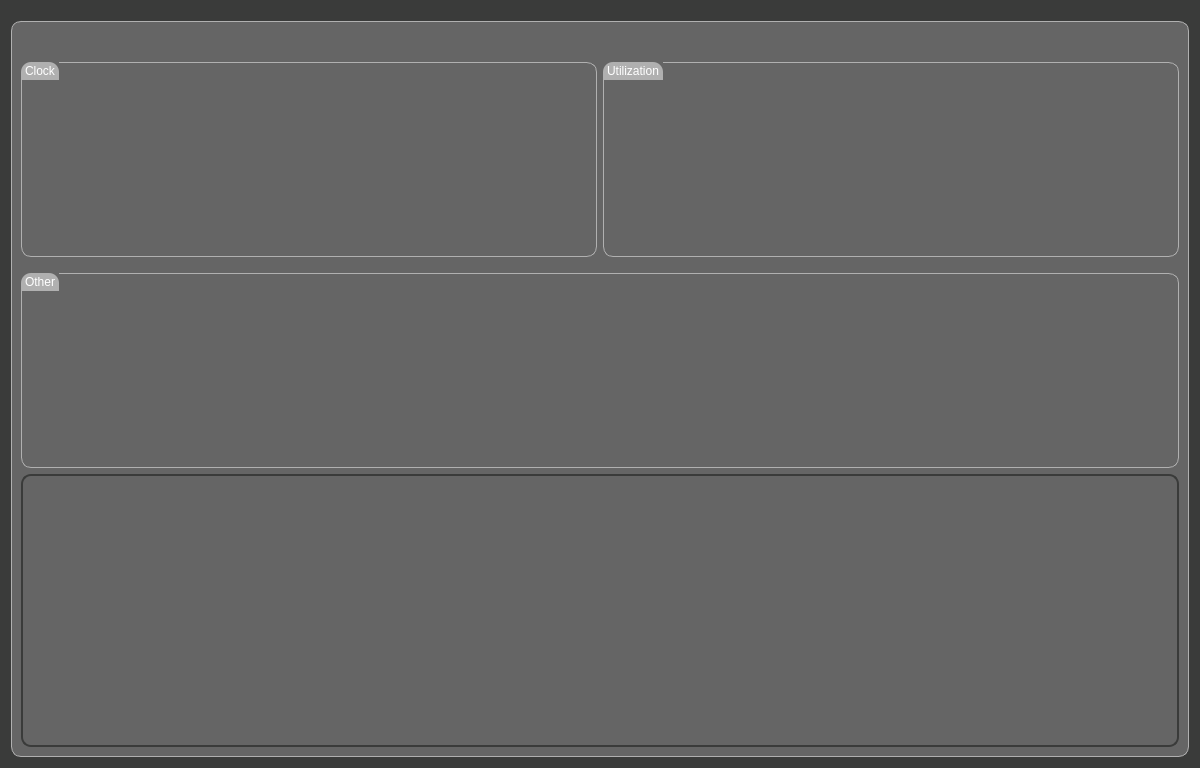
This is LenovoLegion/LenovoLegion-Application/GPUDetails.ui in bolekjar/LenovoLegion as Qt 5 draws it before an edit. The edited form follows.
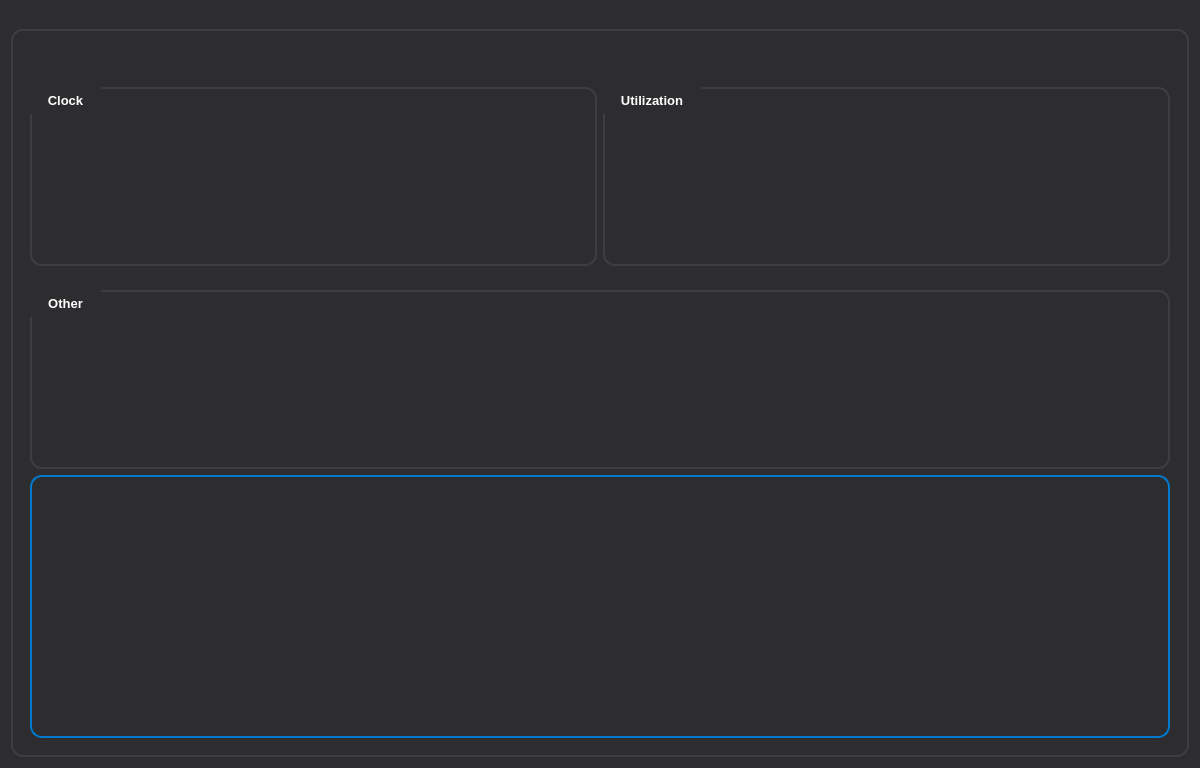
This is the edited form. Icons and pictures are not drawn. Custom widgets are drawn as their Qt base class.

What changed in the file:
```diff
--- a/LenovoLegion/LenovoLegion-Application/GPUDetails.ui
+++ b/LenovoLegion/LenovoLegion-Application/GPUDetails.ui
@@ -30,78 +30,91 @@
     <normaloff>:/images/icons/LenovoLegionIco.png</normaloff>:/images/icons/LenovoLegionIco.png</iconset>
   </property>
   <property name="styleSheet">
-   <string notr="true">/* Basic */
+   <string notr="true">/* ===========================
+   Modern Lenovo Legion Theme
+   Enhanced Readability and Styling
+   =========================== */
+
+/* Basic Styling */
 QWidget {
-	background-color: #656565;
-    border-radius: 10px;
+	background-color: #2d2d30;
+    border-radius: 12px;
     border: 0px;
+    color: #e0e0e0;
+    font-family: "Segoe UI", "Ubuntu", sans-serif;
+    font-size: 13px;
 }
 
 #GPUDetails {
-	background-color: rgb(58, 59, 58);
+	background: qlineargradient(x1:0, y1:0, x2:1, y2:1,
+                              stop:0 #1e1e1e, stop:1 #2d2d30);
 }
 
-/*-----QToolTip-----*/
-QToolTip {
-            background-color: #656565;
-			background-clip: padding-box;
-            color: rgb(58, 59, 58);
-            border: 1px solid rgb(58, 59, 58);
-            border-radius: 10px;
-            padding: 10px 12px;
-            font-size: 13px;
-            margin: 2px;
-}
-
-/*-----QGroupBox-----*/
+/* ===== QGroupBox ===== */
 QGroupBox {
-    border: 1px solid gray;
-    border-color: #b0b0b0;
-    margin-top: 10px;
-    font-size: 12px;
-    border-radius: 10px;
-	background-color: #656565;
+    border: 2px solid #3e3e42;
+    margin-top: 18px;
+    font-size: 13px;
+    font-weight: 500;
+    border-radius: 12px;
+	background-color: qlineargradient(x1:0, y1:0, x2:0, y2:1,
+                                      stop:0 #3a3a3d, stop:1 #2d2d30);
+    padding: 8px;
 }
 
 QGroupBox::title {
     subcontrol-position: top left;
     border-top-left-radius: 10px;
     border-top-right-radius: 10px;
-    padding: 2px 2px;
-    background-color: #b0b0b0;
-    color: rgb(255, 255, 255);
+    padding: 6px 16px;
+    background: qlineargradient(x1:0, y1:0, x2:1, y2:0,
+                                stop:0 #007acc, stop:1 #005a9e);
+    color: #ffffff;
+    font-weight: bold;
+    letter-spacing: 0.5px;
 }
 
 QGroupBox::indicator {
-    width: 12px;
-    height: 12px;
+    width: 16px;
+    height: 16px;
 }
 
 QGroupBox::indicator:unchecked {
-    background-color: #656565;
-    border: 2px solid #656565;
-    border-radius: 4px;
+    background-color: #2d2d30;
+    border: 2px solid #007acc;
+    border-radius: 6px;
 }
 
 QGroupBox::indicator:checked {
-    background: qlineargradient(
-        x1:0, y1:0, x2:1, y2:1,
-        stop:0 #656565,
-        stop:1 #b0b0b0
-    );
-    border: 2px solid #656565;
-    border-radius: 4px;
+    background: qlineargradient(x1:0, y1:0, x2:1, y2:1,
+                                stop:0 #007acc, stop:1 #00a8ff);
+    border: 2px solid #00a8ff;
+    border-radius: 6px;
 }
 
-/* QLabel */
-QLabel  {
+/* ===== QToolTip ===== */
+QToolTip {
     background: qlineargradient(x1:0, y1:0, x2:0, y2:1,
-                                stop:0 #656565, stop:1 #656565);
-    color: white;
+                                stop:0 #007acc, stop:1 #005a9e);
+    background-clip: padding-box;
+    color: #ffffff;
+    border: 2px solid #00a8ff;
+    border-radius: 8px;
+    padding: 8px 14px;
+    font-size: 13px;
+    font-weight: 500;
+    margin: 2px;
+}
+
+/* ===== QLabel ===== */
+QLabel {
+    background: qlineargradient(x1:0, y1:0, x2:0, y2:1,
+                                stop:0 #3a3a3d, stop:1 #2d2d30);
+    color: #e0e0e0;
     padding: 18px;
-    border-radius: 10px;
+    border-radius: 12px;
     font-weight: bold;
-    border: 2px solid rgb(58, 59, 58);
+    border: 2px solid #007acc;
 }</string>
   </property>
   <layout class="QVBoxLayout" name="verticalLayout_2" stretch="95">
```
